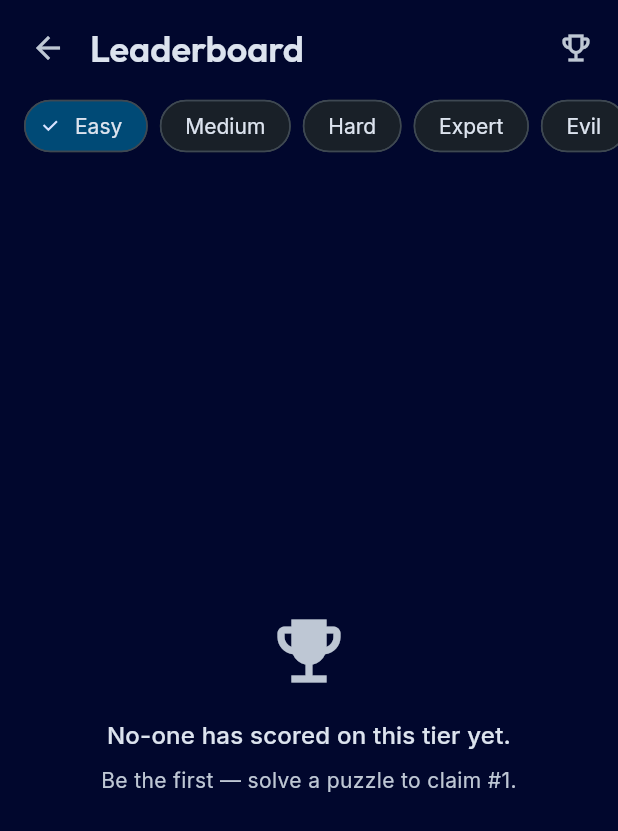
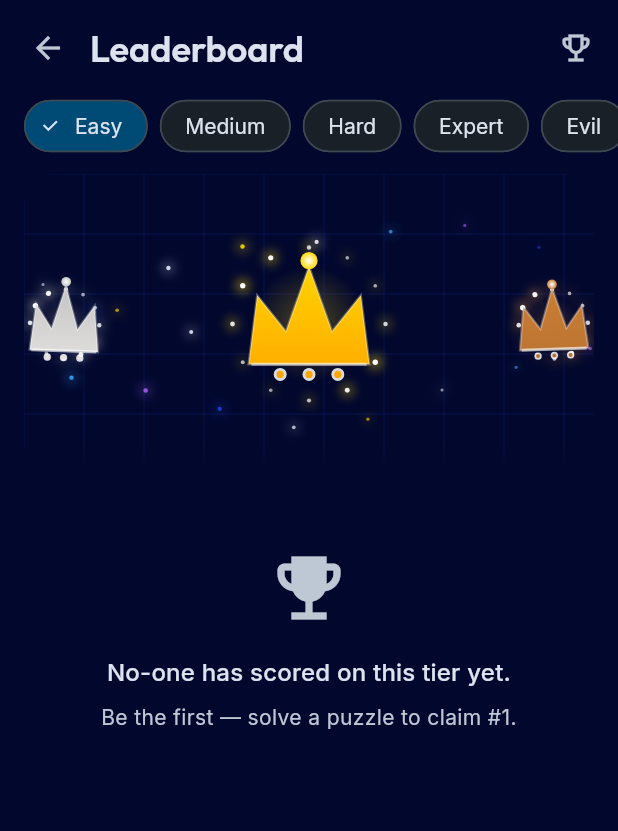
Before and after one commit to BradHeff/HeffelHoff-Sudoku, a Flutter app: the screen it shows after launch, after a tap on the "emoji events" icon, on a phone screen of 412 x 824 dp. Shown: the top 831 px of the screen. Run offline on Flutter 3.47's test engine with Material 3 defaults, Android fonts, the phone set to English and light mode, and no system bars; drawn by our look-alikes of flutter_animate; our stand-ins replace audioplayers, confetti, flutter_riverpod, go_router, google_fonts, supabase_flutter; accounts and stored records are empty.

Commit message:
Leaderboard rework: decorative crowns header, single rosette list
Per the inspiration screenshot the medallion section is a decorative
banner — NOT the top-3 entries. Reworked accordingly:

- New widgets/leaderboard_header.dart — animated banner that takes
  no entry data:
    * deep navy backdrop matching the splash screen
    * dotted-grid backdrop (same as splash)
    * 18-particle drifting field across the whole header (sin-wave
      paths + alpha twinkle, tinted by AppPalette.particleTints)
    * three crowns: gold (legendary, center, larger), silver (epic,
      left), bronze (master, right). Each crown is a custom-painted
      gradient silhouette with a centre jewel + three band gems.
    * gold center crown does a 6dp / 2.4s sine bob
    * side crowns slowly rotate back and forth ±0.07 rad
    * 12 sparks orbit each crown with twinkle alpha
    * radial halo behind each crown in the rank colour
    * bottom edge fades to navy so the header blends into the list

- LeaderboardScreen body now renders ALL entries in one rosette
  list (rank 1, 2, 3, 4, ...). Top-3 rosettes are tinted gold,
  silver, bronze; rank 4+ for the current user is primary cyan;
  others are surface-container neutral. Empty state still shows
  the original message but now BELOW the decorative header so the
  page never looks barren.

- RankRosette picks a contrasting digit colour automatically via
  ITU-R BT.601 luma — gold/silver rosettes get a dark numeral,
  cyan/bronze rosettes keep the white/onSurface numeral. No more
  white-on-gold legibility issues.

- Repository tie-break order changed from best_time_seconds asc to
  achieved_at asc, per request: when two players share an IQ, the
  one who got there first ranks higher.

```diff
--- a/lib/features/leaderboard/data/leaderboard_repository.dart
+++ b/lib/features/leaderboard/data/leaderboard_repository.dart
@@ -22,13 +22,15 @@ class LeaderboardRepository {
     required Difficulty difficulty,
     int limit = defaultLimit,
   }) async {
+    // Tie-break: when two users have the same best_iq, the one who
+    // *achieved that IQ first* ranks higher. (achieved_at ascending).
     final rows = await _client
         .from('leaderboard_entries')
         .select('user_id, difficulty, best_iq, best_time_seconds, achieved_at, '
             'profiles!inner(display_name, avatar_url, is_pro)')
         .eq('difficulty', difficulty.id)
         .order('best_iq', ascending: false)
-        .order('best_time_seconds', ascending: true)
+        .order('achieved_at', ascending: true)
         .limit(limit);
     return rows.map<LeaderboardEntry>(LeaderboardEntry.fromRow).toList();
   }
--- a/lib/features/leaderboard/presentation/leaderboard_screen.dart
+++ b/lib/features/leaderboard/presentation/leaderboard_screen.dart
@@ -8,7 +8,7 @@ import '../../auth/data/auth_repository.dart';
 import '../../sudoku/domain/difficulty.dart';
 import '../data/leaderboard_repository.dart';
 import '../domain/leaderboard_entry.dart';
-import 'widgets/medallion_podium.dart';
+import 'widgets/leaderboard_header.dart';
 import 'widgets/rank_rosette.dart';
 
 /// Optional payload passed via `context.go('/leaderboard', extra: ...)`
@@ -160,28 +160,26 @@ class _LeaderboardBody extends StatelessWidget {
 
   @override
   Widget build(BuildContext context) {
-    if (entries.isEmpty) return const _EmptyLeaderboard();
-
-    final top3 = entries.take(3).toList();
-    final rest = entries.skip(3).toList();
-
     return ListView(
-      padding: const EdgeInsets.fromLTRB(16, 8, 16, 24),
+      padding: const EdgeInsets.fromLTRB(16, 4, 16, 24),
       physics: const AlwaysScrollableScrollPhysics(),
       children: [
-        Padding(
-          padding: const EdgeInsets.only(bottom: 8),
-          child: MedallionPodium(entries: top3, currentUserId: currentUserId),
+        // Header banner (decorative — no entry data bound to it).
+        const Padding(
+          padding: EdgeInsets.only(bottom: 16),
+          child: LeaderboardHeader(),
         ),
-        if (rest.isNotEmpty) ...[
+        if (entries.isEmpty)
+          const _EmptyLeaderboard()
+        else ...[
           const _ListHeader(),
-          for (var i = 0; i < rest.length; i++)
+          for (var i = 0; i < entries.length; i++)
             _RankRow(
-              rank: i + 4,
-              entry: rest[i],
-              isCurrentUser: rest[i].userId == currentUserId,
-              arrival: rest[i].userId == arrival?.userId ? arrival : null,
-            ).animate(delay: (40 * i).ms).fadeIn(duration: 200.ms).slideX(begin: 0.05),
+              rank: i + 1,
+              entry: entries[i],
+              isCurrentUser: entries[i].userId == currentUserId,
+              arrival: entries[i].userId == arrival?.userId ? arrival : null,
+            ).animate(delay: (35 * i).ms).fadeIn(duration: 200.ms).slideX(begin: 0.05),
         ],
         const SizedBox(height: 16),
       ],
@@ -254,8 +252,20 @@ class _RankRow extends StatelessWidget {
     final mins = (entry.bestTimeSeconds ~/ 60).toString().padLeft(2, '0');
     final secs = (entry.bestTimeSeconds % 60).toString().padLeft(2, '0');
 
-    final rosetteColor =
-        isCurrentUser ? scheme.primary : scheme.surfaceContainerHigh;
+    // Rosette tinting: gold/silver/bronze for top 3, otherwise primary
+    // (or a neutral surface for non-current-user ranks 4+).
+    final Color rosetteColor;
+    if (rank == 1) {
+      rosetteColor = palette.goldFrame.first;
+    } else if (rank == 2) {
+      rosetteColor = palette.silverFrame.first;
+    } else if (rank == 3) {
+      rosetteColor = palette.bronzeFrame.first;
+    } else if (isCurrentUser) {
+      rosetteColor = scheme.primary;
+    } else {
+      rosetteColor = scheme.surfaceContainerHigh;
+    }
 
     Widget iqText;
     if (arrival != null) {
--- /dev/null
+++ b/lib/features/leaderboard/presentation/widgets/leaderboard_header.dart
@@ -0,0 +1,403 @@
+import 'dart:math' as math;
+
+import 'package:flutter/material.dart';
+import 'package:flutter_animate/flutter_animate.dart';
+
+import '../../../../core/theme/app_colors.dart';
+
+/// Purely decorative banner above the leaderboard. Three crowns
+/// (legendary/epic/master, gold/silver/bronze) sit on a navy backdrop
+/// shared with the splash screen — dotted grid lines, drifting
+/// particles, sparks orbiting each crown. No entry data is bound to
+/// the header: it's tone-setting, not user-data.
+///
+/// Animations:
+///   - Background grid: static
+///   - Particle field: 18 sparkles drift on sin-wave paths, alpha-twinkle
+///   - Center (gold) crown: slow up/down sine bob (4dp / 2.4s)
+///   - Side crowns: alternating slight rotation back and forth
+///   - Per-crown sparkle ring: 12 sparks orbit each crown on a slow
+///     rotation
+class LeaderboardHeader extends StatefulWidget {
+  const LeaderboardHeader({super.key, this.height = 200});
+
+  final double height;
+
+  @override
+  State<LeaderboardHeader> createState() => _LeaderboardHeaderState();
+}
+
+class _LeaderboardHeaderState extends State<LeaderboardHeader>
+    with SingleTickerProviderStateMixin {
+  late final AnimationController _controller;
+
+  @override
+  void initState() {
+    super.initState();
+    _controller = AnimationController(
+      vsync: this,
+      duration: const Duration(seconds: 12),
+    )..repeat();
+  }
+
+  @override
+  void dispose() {
+    _controller.dispose();
+    super.dispose();
+  }
+
+  @override
+  Widget build(BuildContext context) {
+    final palette = Theme.of(context).extension<AppPalette>()!;
+    return SizedBox(
+      height: widget.height,
+      child: ClipRRect(
+        borderRadius: BorderRadius.circular(20),
+        child: Stack(
+          fit: StackFit.expand,
+          children: [
+            // Brand backdrop
+            const ColoredBox(color: Color(0xFF01072D)),
+            const Positioned.fill(child: _GridBackdrop()),
+
+            // Drifting particle field across the whole header
+            AnimatedBuilder(
+              animation: _controller,
+              builder: (context, _) => CustomPaint(
+                painter: _ParticleFieldPainter(
+                  t: _controller.value,
+                  tints: palette.particleTints,
+                ),
+              ),
+            ),
+
+            // Three crowns row
+            Row(
+              children: [
+                Expanded(
+                  child: _Crown(
+                    rank: 2,
+                    size: 64,
+                    colors: palette.silverFrame,
+                    animation: _controller,
+                    rotateRange: 0.07,
+                  ),
+                ),
+                Expanded(
+                  flex: 5,
+                  child: _Crown(
+                    rank: 1,
+                    size: 96,
+                    colors: palette.goldFrame,
+                    animation: _controller,
+                    bob: true,
+                  ),
+                ),
+                Expanded(
+                  child: _Crown(
+                    rank: 3,
+                    size: 60,
+                    colors: palette.bronzeFrame,
+                    animation: _controller,
+                    rotateRange: -0.07,
+                  ),
+                ),
+              ],
+            ),
+
+            // Subtle bottom fade so the header blends into the list
+            const Positioned(
+              left: 0,
+              right: 0,
+              bottom: 0,
+              height: 24,
+              child: DecoratedBox(
+                decoration: BoxDecoration(
+                  gradient: LinearGradient(
+                    begin: Alignment.topCenter,
+                    end: Alignment.bottomCenter,
+                    colors: [Color(0x0001072D), Color(0xFF01072D)],
+                  ),
+                ),
+              ),
+            ),
+          ],
+        ),
+      ),
+    );
+  }
+}
+
+class _Crown extends StatelessWidget {
+  const _Crown({
+    required this.rank,
+    required this.size,
+    required this.colors,
+    required this.animation,
+    this.bob = false,
+    this.rotateRange = 0.0,
+  });
+
+  final int rank;
+  final double size;
+  final List<Color> colors;
+  final Animation<double> animation;
+
+  /// Vertical bob (only the centre crown).
+  final bool bob;
+
+  /// Side crowns: max +/- rotation in radians (0 = no rotation).
+  final double rotateRange;
+
+  @override
+  Widget build(BuildContext context) {
+    Widget crown = SizedBox(
+      width: size + 24,
+      height: size + 24,
+      child: Stack(
+        alignment: Alignment.center,
+        children: [
+          // Halo + orbiting sparks
+          AnimatedBuilder(
+            animation: animation,
+            builder: (context, _) => CustomPaint(
+              size: Size(size + 24, size + 24),
+              painter: _CrownAuraPainter(
+                t: animation.value,
+                colors: colors,
+              ),
+            ),
+          ),
+          // Crown shape
+          CustomPaint(
+            size: Size(size, size),
+            painter: _CrownPainter(rank: rank, colors: colors),
+          ),
+        ],
+      ),
+    );
+
+    if (bob) {
+      crown = crown
+          .animate(onPlay: (c) => c.repeat(reverse: true))
+          .moveY(begin: 0, end: -6, duration: 2400.ms, curve: Curves.easeInOut);
+    } else if (rotateRange != 0.0) {
+      // Slight back-and-forth rotation, asymmetric per crown via sign of range.
+      crown = AnimatedBuilder(
+        animation: animation,
+        child: crown,
+        builder: (context, child) {
+          final theta = math.sin(animation.value * 2 * math.pi) * rotateRange;
+          return Transform.rotate(angle: theta, child: child);
+        },
+      );
+    }
+
+    return Center(child: crown);
+  }
+}
+
+/// Stylised crown silhouette — gradient body, gem at the top, jewel
+/// dots on the band.
+class _CrownPainter extends CustomPainter {
+  _CrownPainter({required this.rank, required this.colors});
+
+  final int rank;
+  final List<Color> colors;
+
+  @override
+  void paint(Canvas canvas, Size size) {
+    final w = size.width;
+    final h = size.height;
+
+    // Body shape
+    final body = Path()
+      // bottom-left → bottom-right of band
+      ..moveTo(w * 0.08, h * 0.78)
+      ..lineTo(w * 0.92, h * 0.78)
+      // up to right peak
+      ..lineTo(w * 0.86, h * 0.30)
+      // dip
+      ..lineTo(w * 0.66, h * 0.55)
+      // centre peak
+      ..lineTo(w * 0.50, h * 0.10)
+      // dip
+      ..lineTo(w * 0.34, h * 0.55)
+      // left peak
+      ..lineTo(w * 0.14, h * 0.30)
+      ..close();
+
+    final bodyPaint = Paint()
+      ..shader = LinearGradient(
+        colors: [colors.first, colors.last],
+        begin: Alignment.topCenter,
+        end: Alignment.bottomCenter,
+      ).createShader(Rect.fromLTWH(0, 0, w, h));
+    canvas.drawPath(body, bodyPaint);
+
+    // Subtle inner highlight stroke
+    canvas.drawPath(
+      body,
+      Paint()
+        ..style = PaintingStyle.stroke
+        ..strokeWidth = 1.5
+        ..color = Colors.white.withValues(alpha: 0.3),
+    );
+
+    // Band line across the bottom
+    canvas.drawLine(
+      Offset(w * 0.10, h * 0.78),
+      Offset(w * 0.90, h * 0.78),
+      Paint()
+        ..color = Colors.white.withValues(alpha: 0.55)
+        ..strokeWidth = 2,
+    );
+
+    // Three gems along the band
+    for (var i = 0; i < 3; i++) {
+      final cx = w * (0.30 + 0.20 * i);
+      canvas.drawCircle(
+        Offset(cx, h * 0.85),
+        w * 0.045,
+        Paint()..color = Colors.white.withValues(alpha: 0.85),
+      );
+      canvas.drawCircle(
+        Offset(cx, h * 0.85),
+        w * 0.025,
+        Paint()..color = colors.last,
+      );
+    }
+
+    // Center jewel on the top peak
+    canvas.drawCircle(
+      Offset(w * 0.50, h * 0.06),
+      w * 0.06,
+      Paint()
+        ..shader = RadialGradient(
+          colors: [Colors.white, colors.first],
+        ).createShader(Rect.fromCircle(center: Offset(w * 0.5, h * 0.06), radius: w * 0.06)),
+    );
+  }
+
+  @override
+  bool shouldRepaint(covariant _CrownPainter old) =>
+      old.rank != rank || old.colors != colors;
+}
+
+/// Halo + 12-spark ring orbiting each crown.
+class _CrownAuraPainter extends CustomPainter {
+  _CrownAuraPainter({required this.t, required this.colors});
+  final double t;
+  final List<Color> colors;
+
+  @override
+  void paint(Canvas canvas, Size size) {
+    final centre = Offset(size.width / 2, size.height / 2);
+    final r = math.min(size.width, size.height) / 2;
+
+    // Soft halo
+    canvas.drawCircle(
+      centre,
+      r * 0.65,
+      Paint()
+        ..shader = RadialGradient(
+          colors: [
+            colors.first.withValues(alpha: 0.30),
+            colors.first.withValues(alpha: 0.0),
+          ],
+          stops: const [0, 1],
+        ).createShader(Rect.fromCircle(center: centre, radius: r * 0.65)),
+    );
+
+    // Orbiting sparks
+    const count = 12;
+    final angle = t * 2 * math.pi;
+    for (var i = 0; i < count; i++) {
+      final theta = angle + (math.pi * 2 * i / count);
+      final pos = centre + Offset(math.cos(theta), math.sin(theta)) * (r * 0.85);
+      final twinkle = (math.sin(t * 6 * math.pi + i) + 1) / 2;
+      // Glow
+      canvas.drawCircle(
+        pos,
+        2.4 + twinkle * 1.4,
+        Paint()
+          ..color = colors.first.withValues(alpha: 0.30 + twinkle * 0.45)
+          ..maskFilter = const MaskFilter.blur(BlurStyle.normal, 4),
+      );
+      // Core
+      canvas.drawCircle(
+        pos,
+        1.2 + twinkle * 0.6,
+        Paint()..color = Colors.white.withValues(alpha: 0.6 + twinkle * 0.4),
+      );
+    }
+  }
+
+  @override
+  bool shouldRepaint(covariant _CrownAuraPainter old) => old.t != t;
+}
+
+/// Subtle dotted-grid backdrop, matching the splash screen.
+class _GridBackdrop extends StatelessWidget {
+  const _GridBackdrop();
+  @override
+  Widget build(BuildContext context) => CustomPaint(painter: _GridPainter());
+}
+
+class _GridPainter extends CustomPainter {
+  @override
+  void paint(Canvas canvas, Size size) {
+    final paint = Paint()
+      ..color = const Color(0xFF1948E0).withValues(alpha: 0.12)
+      ..strokeWidth = 1;
+    const step = 40.0;
+    for (var x = 0.0; x < size.width; x += step) {
+      canvas.drawLine(Offset(x, 0), Offset(x, size.height), paint);
+    }
+    for (var y = 0.0; y < size.height; y += step) {
+      canvas.drawLine(Offset(0, y), Offset(size.width, y), paint);
+    }
+  }
+
+  @override
+  bool shouldRepaint(covariant _GridPainter old) => false;
+}
+
+/// 18 ambient sparkles drifting on sin-wave paths across the whole
+/// header.
+class _ParticleFieldPainter extends CustomPainter {
+  _ParticleFieldPainter({required this.t, required this.tints});
+  final double t;
+  final List<Color> tints;
+
+  @override
+  void paint(Canvas canvas, Size size) {
+    const count = 18;
+    for (var i = 0; i < count; i++) {
+      final phase = (i / count) * 2 * math.pi + t * 2 * math.pi;
+      final cx = ((i * 0.13 + t) % 1.0) * size.width;
+      final cy = size.height * 0.5 +
+          math.sin(phase) * size.height * 0.32 +
+          math.cos(phase * 1.7 + i) * 6;
+      final twinkle = (math.sin(t * 4 * math.pi + i * 0.7) + 1) / 2;
+      final color = tints[i % tints.length];
+      // Halo
+      canvas.drawCircle(
+        Offset(cx, cy),
+        2.2 + twinkle * 1.6,
+        Paint()
+          ..color = color.withValues(alpha: 0.18 + twinkle * 0.22)
+          ..maskFilter = const MaskFilter.blur(BlurStyle.normal, 4),
+      );
+      // Core
+      canvas.drawCircle(
+        Offset(cx, cy),
+        1.0 + twinkle * 0.5,
+        Paint()..color = color.withValues(alpha: 0.55 + twinkle * 0.35),
+      );
+    }
+  }
+
+  @override
+  bool shouldRepaint(covariant _ParticleFieldPainter old) => old.t != t;
+}
--- a/lib/features/leaderboard/presentation/widgets/rank_rosette.dart
+++ b/lib/features/leaderboard/presentation/widgets/rank_rosette.dart
@@ -41,7 +41,7 @@ class RankRosette extends StatelessWidget {
           child: Text(
             '$rank',
             style: TextStyle(
-              color: highlight ? Colors.white : scheme.onSurface,
+              color: _foregroundFor(color, scheme.onSurface, highlight),
               fontWeight: FontWeight.w900,
               fontSize: size * 0.42,
               height: 1.0,
@@ -51,6 +51,14 @@ class RankRosette extends StatelessWidget {
         ),
       ),
     );
+  }
+
+  /// Pick a foreground that contrasts against the rosette fill.
+  Color _foregroundFor(Color fill, Color fallback, bool highlight) {
+    if (highlight) return Colors.white;
+    // ITU-R BT.601 luma — light fills (gold/silver/bronze) get dark text.
+    final luma = (0.299 * fill.r + 0.587 * fill.g + 0.114 * fill.b);
+    return luma > 0.6 ? const Color(0xFF21140A) : fallback;
   }
 }
 
```
